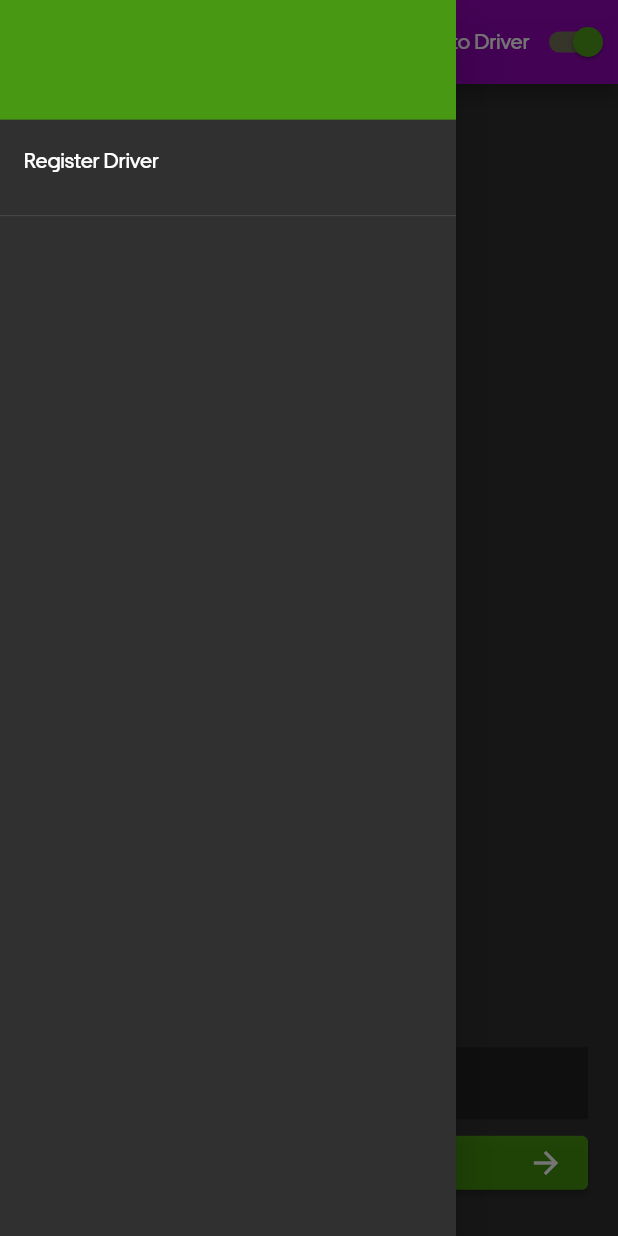
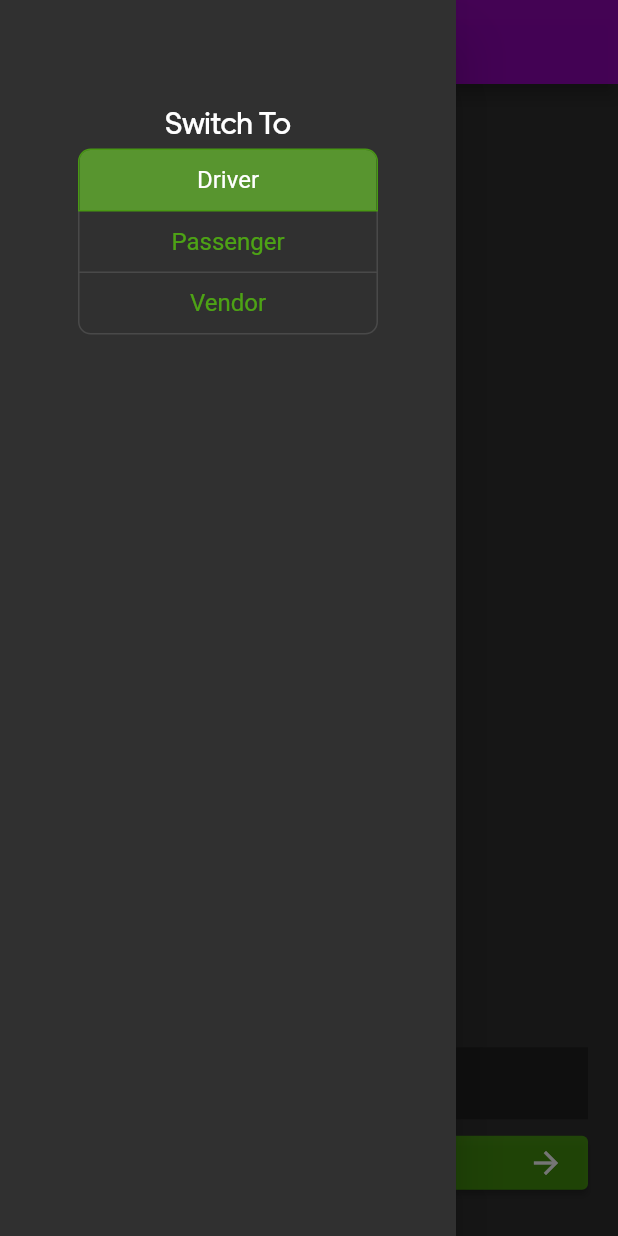
Before and after one commit to saadings/carpoolz_frontend, a Flutter app: the HomeScreen screen opened by its route, with the side drawer open, on a phone screen of 412 x 824 dp. Run offline on Flutter 3.47's test engine with Material 2 defaults, Android fonts, the phone set to English and light mode, and no system bars; our stand-ins replace dio, flutter_dotenv, flutter_secure_storage, geolocator, google_maps_flutter, socket_io_client; missing offline and left inert: flutter_polyline_points, google_place; accounts and stored records are empty.

Commit message:
Register Driver navigation

```diff
--- a/lib/providers/user_provider.dart
+++ b/lib/providers/user_provider.dart
@@ -43,6 +43,7 @@ class UserProvider with ChangeNotifier {
   String get accessToken => _accessToken;
   String get refreshToken => _refreshToken;
   List<Type>? get types => _types;
+  Type get currentType => _currentType;
 
   Future<void> register(
     String userName,
@@ -154,4 +155,22 @@ class UserProvider with ChangeNotifier {
       rethrow;
     }
   }
+
+   Future<void>  setType(String userType)async{
+    print(userType);
+    if(userType == 'Driver')
+    _currentType = Type.driver;
+
+    else if(userType == 'Passenger')
+    _currentType = Type.driver;
+
+    else
+    _currentType = Type.vendor;
+    notifyListeners();
+  }
+
+    void appendTypeList(Type userType){
+    _types?.add(userType);
+    notifyListeners();
+  }
 }
--- a/lib/screens/home_screen.dart
+++ b/lib/screens/home_screen.dart
@@ -1,14 +1,18 @@
+import 'package:carpoolz_frontend/widgets/sidebar.dart';
 import 'package:flutter/material.dart';
 import 'package:provider/provider.dart';
 
 import '../providers/google_maps_provider.dart';
+import '../providers/user_provider.dart';
 import '../screens/register_driver_screen.dart';
 import '../widgets/draggable_sheet.dart';
 import '../widgets/google_maps.dart';
+import '../widgets/sidebar.dart';
 
 class HomeScreen extends StatefulWidget {
   static const String routeName = '/home';
   const HomeScreen({super.key});
+
 
   @override
   State<HomeScreen> createState() => _HomeScreenState();
@@ -31,24 +35,6 @@ class _HomeScreenState extends State<HomeScreen> {
         //   onPressed: () {},
         //   icon: const Icon(Icons.search),
         // ),
-        Row(
-          children: [
-            Text("Switch to Driver"),
-            Switch(
-              value: value,
-              onChanged: (value) {
-                setState(() {
-                  this.value = value;
-                });
-              },
-            ),
-          ],
-        ),
-
-        // IconButton(
-        //   onPressed: () {},
-        //   icon: const Icon(Icons.notifications),
-        // ),
       ],
     );
 
@@ -57,20 +43,11 @@ class _HomeScreenState extends State<HomeScreen> {
       extendBodyBehindAppBar: true,
       drawer: Drawer(
         child: Container(
+          padding: EdgeInsets.only(top: 70.0),
+
           child: Column(
             children: [
-              Container(
-                height: _appBar.preferredSize.height + 23.75,
-                color: Theme.of(context).accentColor,
-              ),
-              ListTile(
-                title: Text("Register Driver"),
-                onTap: () {
-                  Navigator.of(context)
-                      .pushNamed(RegisterDriverScreen.routeName);
-                },
-              ),
-              Divider(),
+             SideBar()
             ],
           ),
         ),
--- a/lib/widgets/register_form.dart
+++ b/lib/widgets/register_form.dart
@@ -68,6 +68,7 @@ class _RegisterFormState extends State<RegisterForm> {
             onPressed: () {
               Navigator.of(ctx).pop();
             },
+
             child: const Text("Okay"),
           ),
         ],
--- /dev/null
+++ b/lib/widgets/sidebar.dart
@@ -0,0 +1,87 @@
+import 'dart:async';
+
+import 'package:dio/dio.dart';
+import 'package:flutter/material.dart';
+import 'package:flutter/services.dart';
+import 'package:provider/provider.dart';
+
+import '../providers/user_provider.dart';
+import '../screens/home_screen.dart';
+import '../screens/register_driver_screen.dart';
+
+
+const List<Widget> users = <Widget>[
+  Text('Driver'),
+  Text('Passenger'),
+  Text('Vendor')
+];
+
+
+
+class SideBar extends StatefulWidget {
+  const SideBar({super.key});
+
+  @override
+  State<SideBar> createState() => SideBarState();
+}
+
+
+class SideBarState extends State<SideBar> {
+final List<bool> _selectedUsers = <bool>[true, false, false];
+var  _userTypeState;
+
+ Future<void> _checkUserType() async {
+    try {
+      await Provider.of<UserProvider>(context, listen: false)
+          .setType(_userTypeState);
+    } catch (e) {
+      print(e.toString());
+    }
+
+    print(Provider.of<UserProvider>(context, listen: false).types);
+    if(Provider.of<UserProvider>(context, listen: false).types!.contains(Type.driver)){
+      Navigator.push(context, MaterialPageRoute(builder: (context) => HomeScreen()));
+    }
+    else{
+      Navigator.push(context, MaterialPageRoute(builder: (context) => RegisterDriverScreen()));
+    }
+  }
+
+  @override
+  Widget build(BuildContext context) {
+    return Container(
+      width: 200.0,
+      child: Column(
+        children: [
+          Text('Switch To', style: TextStyle(fontSize: 20.0)),
+              const SizedBox(height: 5),
+              ToggleButtons(
+                direction: Axis.vertical,
+                onPressed: (int index) {
+                  setState(() {
+                    // The button that is tapped is set to true, and the others to false.
+                    for (int i = 0; i < _selectedUsers.length; i++) {
+                      _selectedUsers[i] = i == index;
+                      _userTypeState = users[index].toString();
+                    }
+                    _checkUserType();
+                  });
+                },
+                textStyle: TextStyle(fontSize: 16.0),
+                borderRadius: const BorderRadius.all(Radius.circular(8)),
+                selectedBorderColor: Color.fromARGB(150, 90, 224, 0),
+                selectedColor: Colors.white,
+                fillColor: Color.fromARGB(149, 116, 221, 46),
+                color: Color.fromARGB(149, 98, 244, 1),
+                constraints: const BoxConstraints(
+                  minHeight: 40.0,
+                  minWidth: 300
+                ),
+                isSelected: _selectedUsers,
+                children: users,
+              )
+    ]
+   )
+  );
+  }
+}
```
